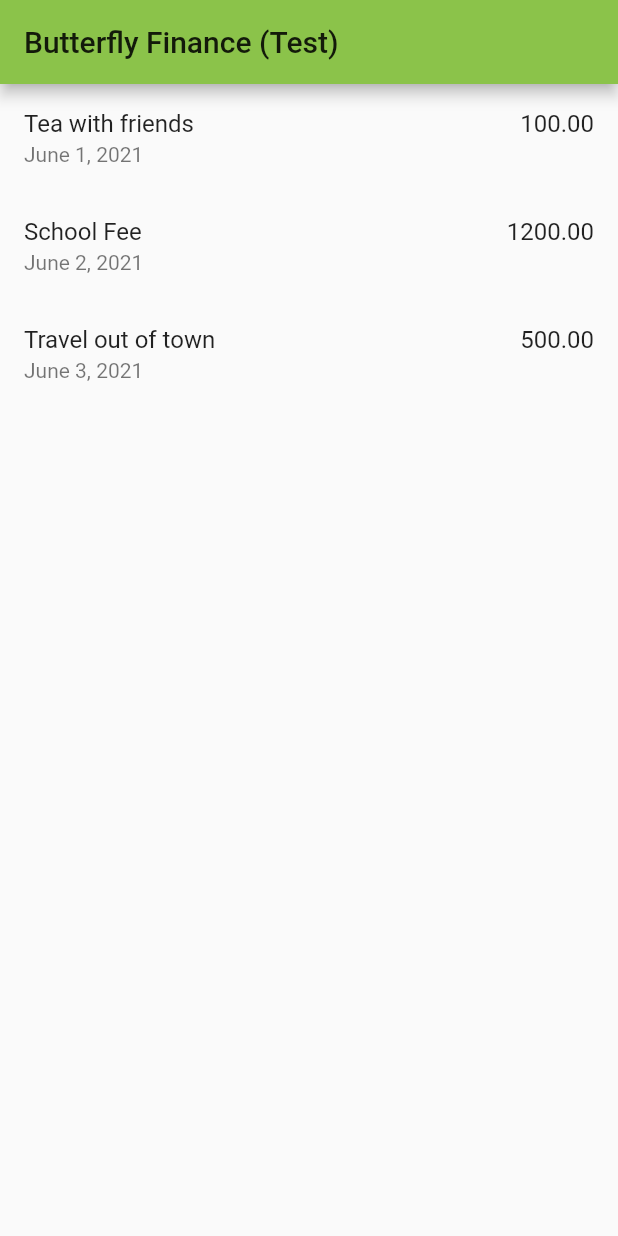
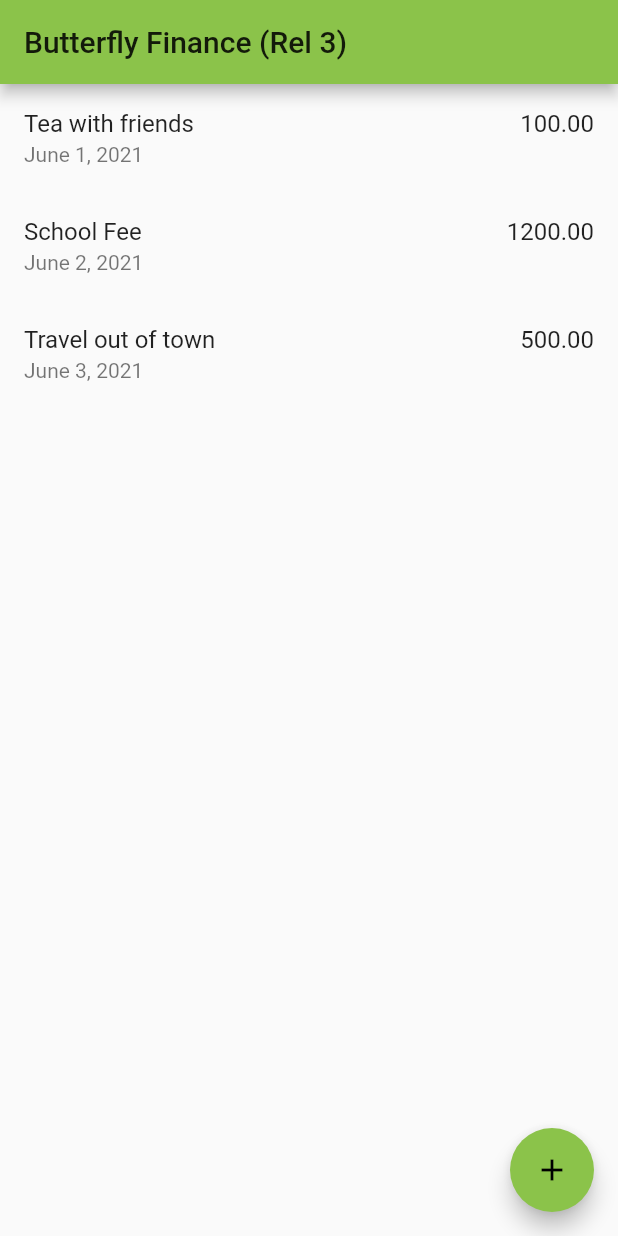
Before and after one commit to anoopramanujam/butterfly_finance, a Flutter app: the screen it shows after launch, on a phone screen of 412 x 824 dp. Run offline on Flutter 3.47's test engine with Material 2 defaults, Android fonts, the light colour scheme and no system bars.

Commit message:
add new screen

```diff
--- a/lib/main.dart
+++ b/lib/main.dart
@@ -1,6 +1,5 @@
 import 'package:flutter/material.dart';
 
-import './utils/constants.dart';
 import './screens/home/home.dart';
 
 void main() {
@@ -15,11 +14,7 @@ class MyApp extends StatelessWidget {
       theme: ThemeData(
         primarySwatch: Colors.lightGreen,
       ),
-      home: Scaffold(
-          appBar: AppBar(
-            title: const Text(Constants.appTitle),
-          ),
-          body: Home()),
+      home: HomeScreen(),
     );
   }
 }
--- a/lib/screens/home/home.dart
+++ b/lib/screens/home/home.dart
@@ -3,8 +3,9 @@ import 'package:intl/intl.dart';
 
 import '../../utils/constants.dart';
 import '../../models/transaction_model.dart';
+import '../../screens/transactions/transaction_screen.dart';
 
-class Home extends StatelessWidget {
+class HomeScreen extends StatelessWidget {
   final List<TransactionModel> transactions = [
     TransactionModel(
         txnDate: DateTime(2021, 6, 1),
@@ -21,11 +22,26 @@ class Home extends StatelessWidget {
   ];
   @override
   Widget build(BuildContext context) {
-    return ListView.builder(
-        itemCount: transactions.length,
-        itemBuilder: (BuildContext _context, int i) {
-          return _buildRow(transactions[i]);
-        });
+    return Scaffold(
+      appBar: AppBar(
+        title: const Text(Constants.titleHome),
+      ),
+      body: (ListView.builder(
+          itemCount: transactions.length,
+          itemBuilder: (BuildContext _context, int i) {
+            return _buildRow(transactions[i]);
+          })),
+      floatingActionButton: FloatingActionButton(
+        onPressed: () {
+          Navigator.push(
+            context,
+            MaterialPageRoute(builder: (context) => TransactionScreen()),
+          );
+        },
+        child: const Icon(Icons.add),
+        // backgroundColor: Colors.green,
+      ),
+    );
   }
 
   Widget _buildRow(TransactionModel transaction) {
--- a/lib/utils/constants.dart
+++ b/lib/utils/constants.dart
@@ -1,4 +1,8 @@
 class Constants {
-  static const appTitle = 'Butterfly Finance (Test)';
+  // Screen titles
+  static const titleHome = 'Butterfly Finance (Rel 3)';
+  static const titleTransaction = 'New transaction';
+
+  // Options
   static const decimalPlaces = 2;
 }
```
Also changed, not shown: lib/screens/transactions/transaction_screen.dart (added, +34 -0 lines).
